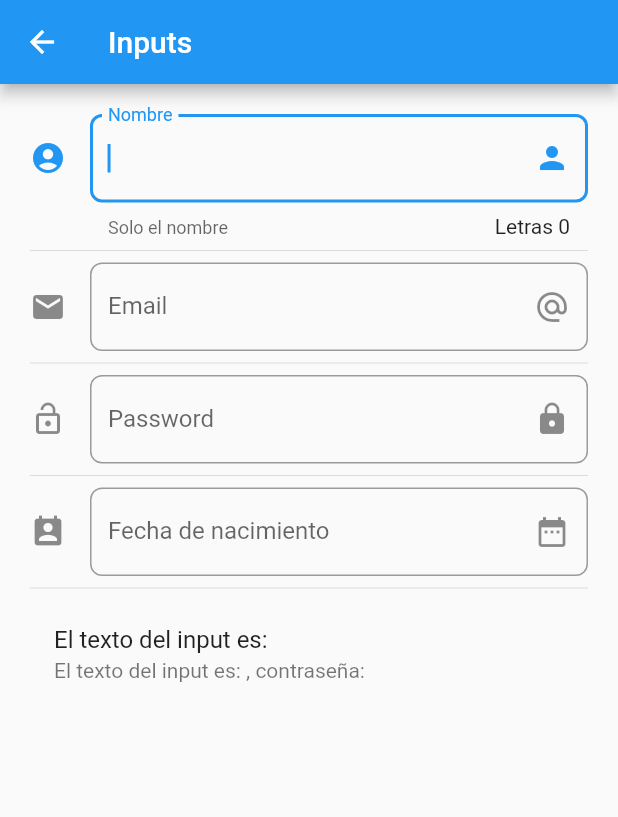
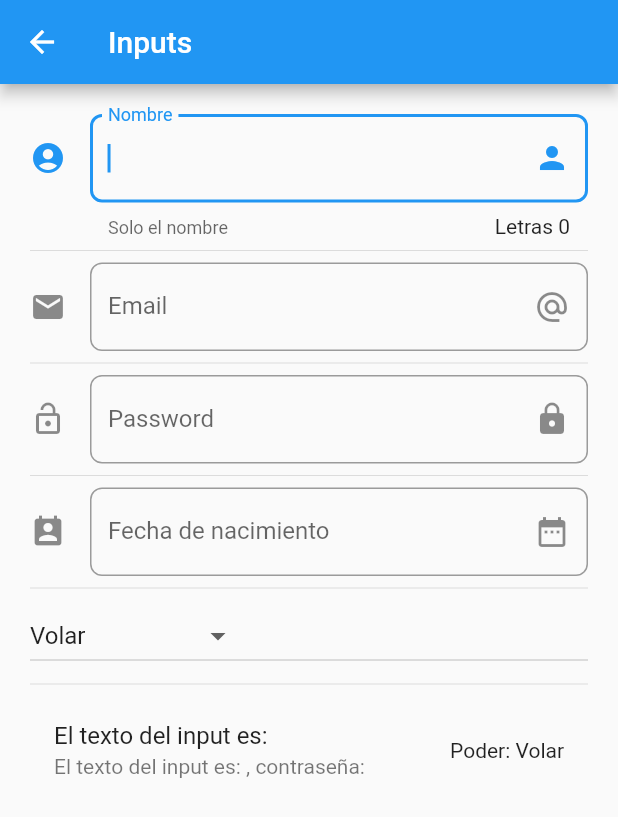
Before and after one commit to williampuerta97/flutter_introduction, a Flutter app: the InputPage screen opened by its route, on a phone screen of 412 x 824 dp. Shown: the top 817 px of the screen. Run offline on Flutter 3.47's test engine with Material 2 defaults, Android fonts, the phone set to English and light mode, and no system bars.

```diff
--- a/lib/src/pages/input_page.dart
+++ b/lib/src/pages/input_page.dart
@@ -13,6 +13,9 @@ class _InputPageState extends State<InputPage> {
   String _fecha = '';
 
   TextEditingController _inputFieldDateController = new TextEditingController();
+
+  List<String> _poderes = ['Volar', 'Super fuerza', 'Super velocidad', 'Rayos x'];
+  String _opcionSeleccionada = 'Volar';
 
   @override
   Widget build(BuildContext context) {
@@ -30,6 +33,8 @@ class _InputPageState extends State<InputPage> {
           _createPasswordInput(),
           Divider(),
           _createDateInput(),
+          Divider(),
+          _createDropDown(),
           Divider(),
           _crearPersona(),
         ],
@@ -112,6 +117,7 @@ class _InputPageState extends State<InputPage> {
     return ListTile(
       title: Text('El texto del input es: $_nombre'),
       subtitle: Text('El texto del input es: $_email, contraseña: $_password'),
+      trailing: Text('Poder: $_opcionSeleccionada'),
     );
   }
 
@@ -131,4 +137,32 @@ class _InputPageState extends State<InputPage> {
       });
     }
   }
+
+  Widget _createDropDown() {
+    return Expanded(
+      child: DropdownButton(
+        value: _opcionSeleccionada,
+        items: getOpcionesDropDown(),
+        onChanged: (opt) {
+          setState(() {
+            _opcionSeleccionada = opt;
+          });
+        },
+      ),
+    );
+  }
+
+  List<DropdownMenuItem<String>> getOpcionesDropDown() {
+
+    List<DropdownMenuItem<String>> lista = List.empty(growable: true);
+
+    _poderes.forEach((poder) {
+      lista.add( DropdownMenuItem(
+        child: Text(poder),
+        value: poder,
+        ));
+    });
+
+    return lista;
+  }
 }
```
